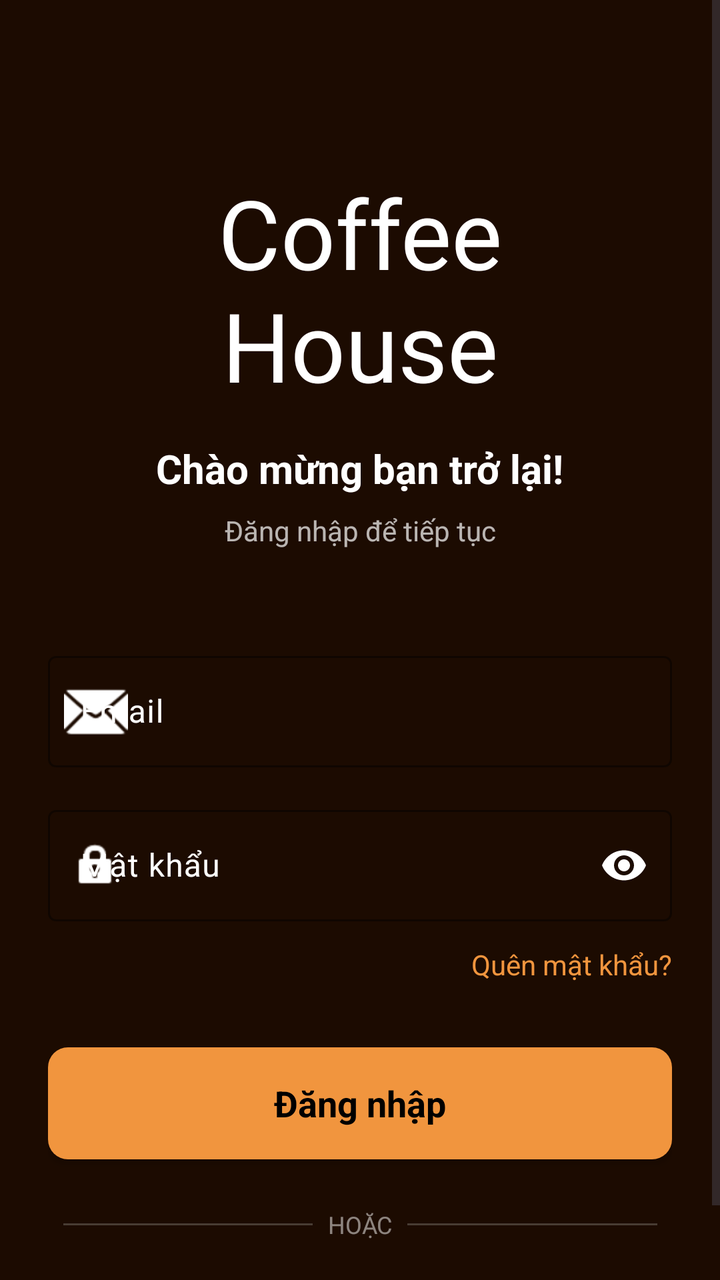
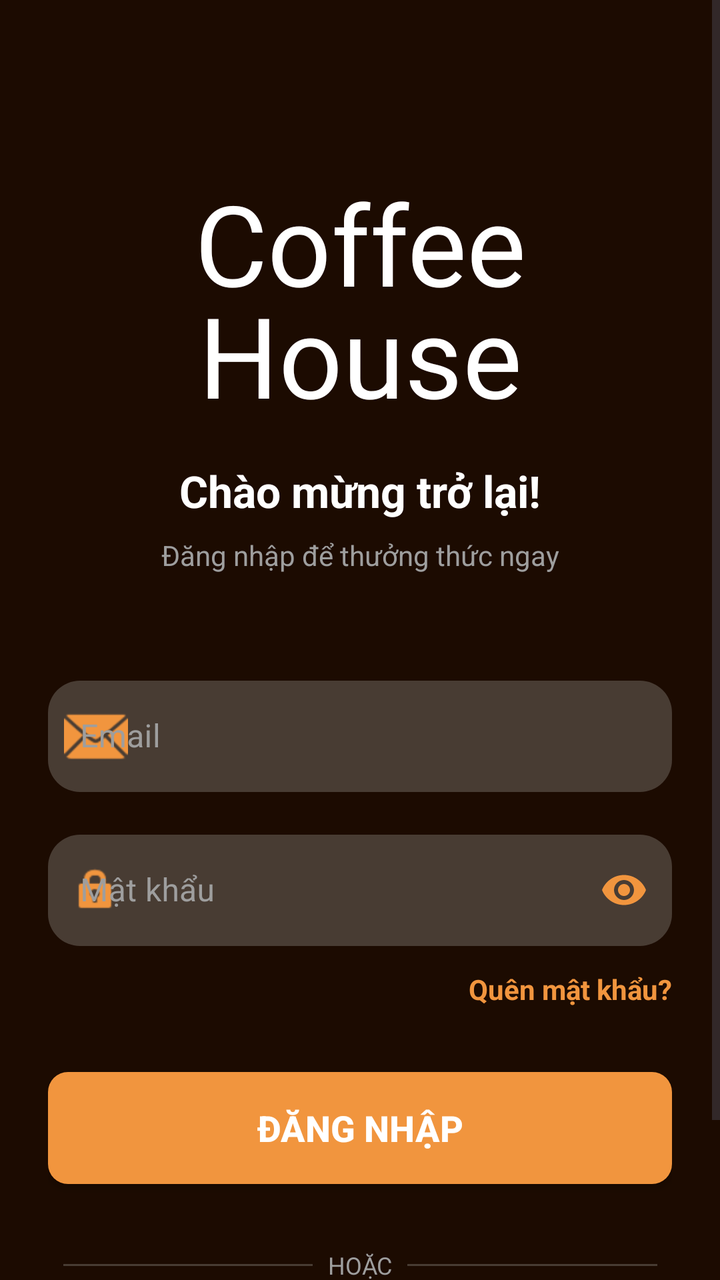

Two renders of the same Android screen: before a commit and after it. Below are the layout's source before the change and the commit's diff.
<!-- AndroidManifest.xml: application theme Theme.TTLTMobile -->
<!-- res/layout/activity_login.xml -->
<?xml version="1.0" encoding="utf-8"?>
<ScrollView xmlns:android="http://schemas.android.com/apk/res/android"
    xmlns:app="http://schemas.android.com/apk/res-auto"
    xmlns:tools="http://schemas.android.com/tools"
    android:layout_width="match_parent"
    android:layout_height="match_parent"
    android:background="@color/darkBrown"
    android:fillViewport="true"
    tools:context=".ui.auth.LoginActivity">

    <androidx.constraintlayout.widget.ConstraintLayout
        android:layout_width="match_parent"
        android:layout_height="wrap_content"
        android:padding="24dp">

        
        <TextView
            android:id="@+id/tvAppName"
            android:layout_width="wrap_content"
            android:layout_height="wrap_content"
            android:layout_marginTop="60dp"
            android:fontFamily="@font/rainbow"
            android:text="Coffee\nHouse"
            android:textAlignment="center"
            android:textColor="@color/white"
            android:textSize="48sp"
            app:layout_constraintEnd_toEndOf="parent"
            app:layout_constraintStart_toStartOf="parent"
            app:layout_constraintTop_toTopOf="parent" />

        <TextView
            android:id="@+id/tvWelcome"
            android:layout_width="wrap_content"
            android:layout_height="wrap_content"
            android:layout_marginTop="16dp"
            android:text="Chào mừng bạn trở lại!"
            android:textColor="@color/white"
            android:textSize="20sp"
            android:textStyle="bold"
            app:layout_constraintEnd_toEndOf="parent"
            app:layout_constraintStart_toStartOf="parent"
            app:layout_constraintTop_toBottomOf="@id/tvAppName" />

        <TextView
            android:id="@+id/tvSubtitle"
            android:layout_width="wrap_content"
            android:layout_height="wrap_content"
            android:layout_marginTop="8dp"
            android:text="Đăng nhập để tiếp tục"
            android:textColor="@color/white"
            android:alpha="0.7"
            android:textSize="14sp"
            app:layout_constraintEnd_toEndOf="parent"
            app:layout_constraintStart_toStartOf="parent"
            app:layout_constraintTop_toBottomOf="@id/tvWelcome" />

        
        <com.google.android.material.textfield.TextInputLayout
            android:id="@+id/tilEmail"
            style="@style/Widget.Material3.TextInputLayout.OutlinedBox"
            android:layout_width="0dp"
            android:layout_height="wrap_content"
            android:layout_marginTop="48dp"
            android:hint="Email"
            android:textColorHint="@color/white"
            app:boxStrokeColor="@color/orange"
            app:hintTextColor="@color/orange"
            app:layout_constraintEnd_toEndOf="parent"
            app:layout_constraintStart_toStartOf="parent"
            app:layout_constraintTop_toBottomOf="@id/tvSubtitle"
            app:startIconDrawable="@android:drawable/ic_dialog_email"
            app:startIconTint="@color/white">

            <com.google.android.material.textfield.TextInputEditText
                android:id="@+id/edtEmail"
                android:layout_width="match_parent"
                android:layout_height="wrap_content"
                android:inputType="textEmailAddress"
                android:textColor="@color/white"
                android:textColorHint="@color/white" />
        </com.google.android.material.textfield.TextInputLayout>

        
        <com.google.android.material.textfield.TextInputLayout
            android:id="@+id/tilPassword"
            style="@style/Widget.Material3.TextInputLayout.OutlinedBox"
            android:layout_width="0dp"
            android:layout_height="wrap_content"
            android:layout_marginTop="16dp"
            android:hint="Mật khẩu"
            android:textColorHint="@color/white"
            app:boxStrokeColor="@color/orange"
            app:endIconMode="password_toggle"
            app:endIconTint="@color/white"
            app:hintTextColor="@color/orange"
            app:layout_constraintEnd_toEndOf="parent"
            app:layout_constraintStart_toStartOf="parent"
            app:layout_constraintTop_toBottomOf="@id/tilEmail"
            app:startIconDrawable="@android:drawable/ic_lock_idle_lock"
            app:startIconTint="@color/white">

            <com.google.android.material.textfield.TextInputEditText
                android:id="@+id/edtPassword"
                android:layout_width="match_parent"
                android:layout_height="wrap_content"
                android:inputType="textPassword"
                android:textColor="@color/white"
                android:textColorHint="@color/white" />
        </com.google.android.material.textfield.TextInputLayout>

        
        <TextView
            android:id="@+id/tvForgotPassword"
            android:layout_width="wrap_content"
            android:layout_height="wrap_content"
            android:layout_marginTop="12dp"
            android:text="Quên mật khẩu?"
            android:textColor="@color/orange"
            android:textSize="14sp"
            app:layout_constraintEnd_toEndOf="@id/tilPassword"
            app:layout_constraintTop_toBottomOf="@id/tilPassword" />

        
        <androidx.appcompat.widget.AppCompatButton
            android:id="@+id/btnLogin"
            style="@android:style/Widget.Button"
            android:layout_width="0dp"
            android:layout_height="56dp"
            android:layout_marginTop="32dp"
            android:background="@drawable/orange_bg"
            android:text="Đăng nhập"
            android:textColor="@color/black"
            android:textSize="18sp"
            android:textStyle="bold"
            app:layout_constraintEnd_toEndOf="parent"
            app:layout_constraintStart_toStartOf="parent"
            app:layout_constraintTop_toBottomOf="@id/tvForgotPassword" />

        
        <View
            android:id="@+id/divider"
            android:layout_width="0dp"
            android:layout_height="1dp"
            android:layout_marginTop="32dp"
            android:background="@color/brown"
            app:layout_constraintEnd_toStartOf="@id/tvOr"
            app:layout_constraintStart_toStartOf="parent"
            app:layout_constraintTop_toBottomOf="@id/btnLogin"
            app:layout_constraintWidth_percent="0.4" />

        <TextView
            android:id="@+id/tvOr"
            android:layout_width="wrap_content"
            android:layout_height="wrap_content"
            android:layout_marginHorizontal="16dp"
            android:text="HOẶC"
            android:textColor="@color/white"
            android:alpha="0.5"
            android:textSize="12sp"
            app:layout_constraintBottom_toBottomOf="@id/divider"
            app:layout_constraintEnd_toEndOf="parent"
            app:layout_constraintStart_toStartOf="parent"
            app:layout_constraintTop_toTopOf="@id/divider" />

        <View
            android:id="@+id/divider2"
            android:layout_width="0dp"
            android:layout_height="1dp"
            android:background="@color/brown"
            app:layout_constraintBottom_toBottomOf="@id/divider"
            app:layout_constraintEnd_toEndOf="parent"
            app:layout_constraintStart_toEndOf="@id/tvOr"
            app:layout_constraintTop_toTopOf="@id/divider"
            app:layout_constraintWidth_percent="0.4" />

        
        <LinearLayout
            android:id="@+id/layoutSignUp"
            android:layout_width="wrap_content"
            android:layout_height="wrap_content"
            android:layout_marginTop="24dp"
            android:gravity="center"
            android:orientation="horizontal"
            app:layout_constraintEnd_toEndOf="parent"
            app:layout_constraintStart_toStartOf="parent"
            app:layout_constraintTop_toBottomOf="@id/divider">

            <TextView
                android:layout_width="wrap_content"
                android:layout_height="wrap_content"
                android:text="Chưa có tài khoản? "
                android:textColor="@color/white"
                android:alpha="0.7"
                android:textSize="14sp" />

            <TextView
                android:id="@+id/tvSignUp"
                android:layout_width="wrap_content"
                android:layout_height="wrap_content"
                android:text="Đăng ký ngay"
                android:textColor="@color/orange"
                android:textSize="14sp"
                android:textStyle="bold" />
        </LinearLayout>

    </androidx.constraintlayout.widget.ConstraintLayout>
</ScrollView>
<!-- resources referenced by this layout -->
<resources>
  <color name="black">#FF000000</color>
  <color name="brown">#483c33</color>
  <color name="darkBrown">#1c0b01</color>
  <color name="orange">#f1953e</color>
  <color name="white">#FFFFFFFF</color>
  <!-- drawable orange_bg (drawable) -->
  <?xml version="1.0" encoding="utf-8"?>
  <selector xmlns:android="http://schemas.android.com/apk/res/android">
  <item>
      <shape android:shape="rectangle">
          <solid android:color="@color/orange"/>
          <corners android:radius="10dp"/>
      </shape>
  </item>
  </selector>
  <style name="Theme.TTLTMobile" parent="Base.Theme.TTLTMobile" />
  <style name="Base.Theme.TTLTMobile" parent="Theme.Material3.DayNight.NoActionBar">
          
          
      </style>
</resources>

<!-- the commit's change to res/layout/activity_login.xml (unified diff, before → after) -->
@@ -1,207 +1,211 @@
 <?xml version="1.0" encoding="utf-8"?>
-<ScrollView xmlns:android="http://schemas.android.com/apk/res/android"
+<androidx.constraintlayout.widget.ConstraintLayout xmlns:android="http://schemas.android.com/apk/res/android"
     xmlns:app="http://schemas.android.com/apk/res-auto"
     xmlns:tools="http://schemas.android.com/tools"
     android:layout_width="match_parent"
     android:layout_height="match_parent"
     android:background="@color/darkBrown"
-    android:fillViewport="true"
+    android:fitsSystemWindows="true"
     tools:context=".ui.auth.LoginActivity">
 
-    <androidx.constraintlayout.widget.ConstraintLayout
+    <ScrollView
         android:layout_width="match_parent"
-        android:layout_height="wrap_content"
-        android:padding="24dp">
-
-        
-        <TextView
-            android:id="@+id/tvAppName"
-            android:layout_width="wrap_content"
+        android:layout_height="match_parent"
+        android:fillViewport="true">
+
+        <androidx.constraintlayout.widget.ConstraintLayout
+            android:layout_width="match_parent"
             android:layout_height="wrap_content"
-            android:layout_marginTop="60dp"
-            android:fontFamily="@font/rainbow"
-            android:text="Coffee\nHouse"
-            android:textAlignment="center"
-            android:textColor="@color/white"
-            android:textSize="48sp"
-            app:layout_constraintEnd_toEndOf="parent"
-            app:layout_constraintStart_toStartOf="parent"
-            app:layout_constraintTop_toTopOf="parent" />
-
-        <TextView
-            android:id="@+id/tvWelcome"
-            android:layout_width="wrap_content"
-            android:layout_height="wrap_content"
-            android:layout_marginTop="16dp"
-            android:text="Chào mừng bạn trở lại!"
-            android:textColor="@color/white"
-            android:textSize="20sp"
-            android:textStyle="bold"
-            app:layout_constraintEnd_toEndOf="parent"
-            app:layout_constraintStart_toStartOf="parent"
-            app:layout_constraintTop_toBottomOf="@id/tvAppName" />
-
-        <TextView
-            android:id="@+id/tvSubtitle"
-            android:layout_width="wrap_content"
-            android:layout_height="wrap_content"
-            android:layout_marginTop="8dp"
-            android:text="Đăng nhập để tiếp tục"
-            android:textColor="@color/white"
-            android:alpha="0.7"
-            android:textSize="14sp"
-            app:layout_constraintEnd_toEndOf="parent"
-            app:layout_constraintStart_toStartOf="parent"
-            app:layout_constraintTop_toBottomOf="@id/tvWelcome" />
-
-        
-        <com.google.android.material.textfield.TextInputLayout
-            android:id="@+id/tilEmail"
-            style="@style/Widget.Material3.TextInputLayout.OutlinedBox"
-            android:layout_width="0dp"
-            android:layout_height="wrap_content"
-            android:layout_marginTop="48dp"
-            android:hint="Email"
-            android:textColorHint="@color/white"
-            app:boxStrokeColor="@color/orange"
-            app:hintTextColor="@color/orange"
-            app:layout_constraintEnd_toEndOf="parent"
-            app:layout_constraintStart_toStartOf="parent"
-            app:layout_constraintTop_toBottomOf="@id/tvSubtitle"
-            app:startIconDrawable="@android:drawable/ic_dialog_email"
-            app:startIconTint="@color/white">
-
-            <com.google.android.material.textfield.TextInputEditText
-                android:id="@+id/edtEmail"
+            android:padding="24dp">
+
+            <TextView
+                android:id="@+id/tvAppName"
+                android:layout_width="wrap_content"
+                android:layout_height="wrap_content"
+                android:layout_marginTop="60dp"
+                android:fontFamily="@font/rainbow"
+                android:text="Coffee\nHouse"
+                android:textAlignment="center"
+                android:textColor="@color/white"
+                android:textSize="56sp"
+                android:lineSpacingExtra="-10dp"
+                app:layout_constraintEnd_toEndOf="parent"
+                app:layout_constraintStart_toStartOf="parent"
+                app:layout_constraintTop_toTopOf="parent" />
+
+            <TextView
+                android:id="@+id/tvWelcome"
+                android:layout_width="wrap_content"
+                android:layout_height="wrap_content"
+                android:layout_marginTop="16dp"
+                android:text="Chào mừng trở lại!"
+                android:textColor="@color/white"
+                android:textSize="22sp"
+                android:textStyle="bold"
+                app:layout_constraintEnd_toEndOf="parent"
+                app:layout_constraintStart_toStartOf="parent"
+                app:layout_constraintTop_toBottomOf="@id/tvAppName" />
+
+            <TextView
+                android:id="@+id/tvSubtitle"
+                android:layout_width="wrap_content"
+                android:layout_height="wrap_content"
+                android:layout_marginTop="8dp"
+                android:text="Đăng nhập để thưởng thức ngay"
+                android:textColor="@color/grey"
+                android:textSize="14sp"
+                app:layout_constraintEnd_toEndOf="parent"
+                app:layout_constraintStart_toStartOf="parent"
+                app:layout_constraintTop_toBottomOf="@id/tvWelcome" />
+
+            <com.google.android.material.textfield.TextInputLayout
+                android:id="@+id/tilEmail"
+                style="@style/Widget.MaterialComponents.TextInputLayout.OutlinedBox"
                 android:layout_width="match_parent"
                 android:layout_height="wrap_content"
-                android:inputType="textEmailAddress"
-                android:textColor="@color/white"
-                android:textColorHint="@color/white" />
-        </com.google.android.material.textfield.TextInputLayout>
-
-        
-        <com.google.android.material.textfield.TextInputLayout
-            android:id="@+id/tilPassword"
-            style="@style/Widget.Material3.TextInputLayout.OutlinedBox"
-            android:layout_width="0dp"
-            android:layout_height="wrap_content"
-            android:layout_marginTop="16dp"
-            android:hint="Mật khẩu"
-            android:textColorHint="@color/white"
-            app:boxStrokeColor="@color/orange"
-            app:endIconMode="password_toggle"
-            app:endIconTint="@color/white"
-            app:hintTextColor="@color/orange"
-            app:layout_constraintEnd_toEndOf="parent"
-            app:layout_constraintStart_toStartOf="parent"
-            app:layout_constraintTop_toBottomOf="@id/tilEmail"
-            app:startIconDrawable="@android:drawable/ic_lock_idle_lock"
-            app:startIconTint="@color/white">
-
-            <com.google.android.material.textfield.TextInputEditText
-                android:id="@+id/edtPassword"
+                android:layout_marginTop="48dp"
+                android:hint="Email"
+                android:textColorHint="@color/grey"
+                app:boxBackgroundColor="@color/brown"
+                app:boxCornerRadiusBottomEnd="16dp"
+                app:boxCornerRadiusBottomStart="16dp"
+                app:boxCornerRadiusTopEnd="16dp"
+                app:boxCornerRadiusTopStart="16dp"
+                app:boxStrokeColor="@color/orange"
+                app:boxStrokeWidth="0dp"
+                app:hintTextColor="@color/orange"
+                app:startIconDrawable="@android:drawable/ic_dialog_email"
+                app:startIconTint="@color/orange"
+                app:layout_constraintTop_toBottomOf="@id/tvSubtitle">
+
+                <com.google.android.material.textfield.TextInputEditText
+                    android:id="@+id/edtEmail"
+                    android:layout_width="match_parent"
+                    android:layout_height="wrap_content"
+                    android:inputType="textEmailAddress"
+                    android:textColor="@color/white" />
+            </com.google.android.material.textfield.TextInputLayout>
+
+            <com.google.android.material.textfield.TextInputLayout
+                android:id="@+id/tilPassword"
+                style="@style/Widget.MaterialComponents.TextInputLayout.OutlinedBox"
                 android:layout_width="match_parent"
                 android:layout_height="wrap_content"
-                android:inputType="textPassword"
-                android:textColor="@color/white"
-                android:textColorHint="@color/white" />
-        </com.google.android.material.textfield.TextInputLayout>
-
-        
-        <TextView
-            android:id="@+id/tvForgotPassword"
-            android:layout_width="wrap_content"
-            android:layout_height="wrap_content"
-            android:layout_marginTop="12dp"
-            android:text="Quên mật khẩu?"
-            android:textColor="@color/orange"
-            android:textSize="14sp"
-            app:layout_constraintEnd_toEndOf="@id/tilPassword"
-            app:layout_constraintTop_toBottomOf="@id/tilPassword" />
-
-        
-        <androidx.appcompat.widget.AppCompatButton
-            android:id="@+id/btnLogin"
-            style="@android:style/Widget.Button"
-            android:layout_width="0dp"
-            android:layout_height="56dp"
-            android:layout_marginTop="32dp"
-            android:background="@drawable/orange_bg"
-            android:text="Đăng nhập"
-            android:textColor="@color/black"
-            android:textSize="18sp"
-            android:textStyle="bold"
-            app:layout_constraintEnd_toEndOf="parent"
-            app:layout_constraintStart_toStartOf="parent"
-            app:layout_constraintTop_toBottomOf="@id/tvForgotPassword" />
-
-        
-        <View
-            android:id="@+id/divider"
-            android:layout_width="0dp"
-            android:layout_height="1dp"
-            android:layout_marginTop="32dp"
-            android:background="@color/brown"
-            app:layout_constraintEnd_toStartOf="@id/tvOr"
-            app:layout_constraintStart_toStartOf="parent"
-            app:layout_constraintTop_toBottomOf="@id/btnLogin"
-            app:layout_constraintWidth_percent="0.4" />
-
-        <TextView
-            android:id="@+id/tvOr"
-            android:layout_width="wrap_content"
-            android:layout_height="wrap_content"
-            android:layout_marginHorizontal="16dp"
-            android:text="HOẶC"
-            android:textColor="@color/white"
-            android:alpha="0.5"
-            android:textSize="12sp"
-            app:layout_constraintBottom_toBottomOf="@id/divider"
-            app:layout_constraintEnd_toEndOf="parent"
-            app:layout_constraintStart_toStartOf="parent"
-            app:layout_constraintTop_toTopOf="@id/divider" />
-
-        <View
-            android:id="@+id/divider2"
-            android:layout_width="0dp"
-            android:layout_height="1dp"
-            android:background="@color/brown"
-            app:layout_constraintBottom_toBottomOf="@id/divider"
-            app:layout_constraintEnd_toEndOf="parent"
-            app:layout_constraintStart_toEndOf="@id/tvOr"
-            app:layout_constraintTop_toTopOf="@id/divider"
-            app:layout_constraintWidth_percent="0.4" />
-
-        
-        <LinearLayout
-            android:id="@+id/layoutSignUp"
-            android:layout_width="wrap_content"
-            android:layout_height="wrap_content"
-            android:layout_marginTop="24dp"
-            android:gravity="center"
-            android:orientation="horizontal"
-            app:layout_constraintEnd_toEndOf="parent"
-            app:layout_constraintStart_toStartOf="parent"
-            app:layout_constraintTop_toBottomOf="@id/divider">
-
-            <TextView
-                android:layout_width="wrap_content"
-                android:layout_height="wrap_content"
-                android:text="Chưa có tài khoản? "
-                android:textColor="@color/white"
-                android:alpha="0.7"
-                android:textSize="14sp" />
-
-            <TextView
-                android:id="@+id/tvSignUp"
-                android:layout_width="wrap_content"
-                android:layout_height="wrap_content"
-                android:text="Đăng ký ngay"
+                android:layout_marginTop="16dp"
+                android:hint="Mật khẩu"
+                android:textColorHint="@color/grey"
+                app:boxBackgroundColor="@color/brown"
+                app:boxCornerRadiusBottomEnd="16dp"
+                app:boxCornerRadiusBottomStart="16dp"
+                app:boxCornerRadiusTopEnd="16dp"
+                app:boxCornerRadiusTopStart="16dp"
+                app:boxStrokeColor="@color/orange"
+                app:boxStrokeWidth="0dp"
+                app:endIconMode="password_toggle"
+                app:endIconTint="@color/orange"
+                app:hintTextColor="@color/orange"
+                app:startIconDrawable="@android:drawable/ic_lock_idle_lock"
+                app:startIconTint="@color/orange"
+                app:layout_constraintTop_toBottomOf="@id/tilEmail">
+
+                <com.google.android.material.textfield.TextInputEditText
+                    android:id="@+id/edtPassword"
+                    android:layout_width="match_parent"
+                    android:layout_height="wrap_content"
+                    android:inputType="textPassword"
+                    android:textColor="@color/white" />
+            </com.google.android.material.textfield.TextInputLayout>
+
+            <TextView
+                android:id="@+id/tvForgotPassword"
+                android:layout_width="wrap_content"
+                android:layout_height="wrap_content"
+                android:layout_marginTop="12dp"
+                android:text="Quên mật khẩu?"
                 android:textColor="@color/orange"
                 android:textSize="14sp"
-                android:textStyle="bold" />
-        </LinearLayout>
-
-    </androidx.constraintlayout.widget.ConstraintLayout>
-</ScrollView>
+                android:textStyle="bold"
+                app:layout_constraintEnd_toEndOf="@id/tilPassword"
+                app:layout_constraintTop_toBottomOf="@id/tilPassword" />
+
+            <androidx.appcompat.widget.AppCompatButton
+                android:id="@+id/btnLogin"
+                android:layout_width="match_parent"
+                android:layout_height="56dp"
+                android:layout_marginTop="32dp"
+                android:background="@drawable/orange_bg"
+                android:text="Đăng nhập"
+                android:textColor="@color/white"
+                android:textSize="18sp"
+                android:textStyle="bold"
+                app:layout_constraintTop_toBottomOf="@id/tvForgotPassword" />
+
+            <View
+                android:id="@+id/divider"
+                android:layout_width="0dp"
+                android:layout_height="1dp"
+                android:layout_marginTop="40dp"
+                android:background="@color/brown"
+                app:layout_constraintEnd_toStartOf="@id/tvOr"
+                app:layout_constraintStart_toStartOf="parent"
+                app:layout_constraintTop_toBottomOf="@id/btnLogin"
+                app:layout_constraintWidth_percent="0.4" />
+
+            <TextView
+                android:id="@+id/tvOr"
+                android:layout_width="wrap_content"
+                android:layout_height="wrap_content"
+                android:layout_marginHorizontal="16dp"
+                android:text="HOẶC"
+                android:textColor="@color/grey"
+                android:textSize="12sp"
+                app:layout_constraintBottom_toBottomOf="@id/divider"
+                app:layout_constraintEnd_toEndOf="parent"
+                app:layout_constraintStart_toStartOf="parent"
+                app:layout_constraintTop_toTopOf="@id/divider" />
+
+            <View
+                android:id="@+id/divider2"
+                android:layout_width="0dp"
+                android:layout_height="1dp"
+                android:background="@color/brown"
+                app:layout_constraintBottom_toBottomOf="@id/divider"
+                app:layout_constraintEnd_toEndOf="parent"
+                app:layout_constraintStart_toEndOf="@id/tvOr"
+                app:layout_constraintTop_toTopOf="@id/divider"
+                app:layout_constraintWidth_percent="0.4" />
+
+            <LinearLayout
+                android:id="@+id/layoutSignUp"
+                android:layout_width="wrap_content"
+                android:layout_height="wrap_content"
+                android:layout_marginTop="24dp"
+                android:layout_marginBottom="30dp"
+                android:gravity="center"
+                android:orientation="horizontal"
+                app:layout_constraintBottom_toBottomOf="parent"
+                app:layout_constraintEnd_toEndOf="parent"
+                app:layout_constraintStart_toStartOf="parent"
+                app:layout_constraintTop_toBottomOf="@id/divider">
+
+                <TextView
+                    android:layout_width="wrap_content"
+                    android:layout_height="wrap_content"
+                    android:text="Chưa có tài khoản? "
+                    android:textColor="@color/white"
+                    android:textSize="15sp" />
+
+                <TextView
+                    android:id="@+id/tvSignUp"
+                    android:layout_width="wrap_content"
+                    android:layout_height="wrap_content"
+                    android:layout_marginStart="4dp"
+                    android:text="Đăng ký ngay"
+                    android:textColor="@color/orange"
+                    android:textSize="15sp"
+                    android:textStyle="bold" />
+            </LinearLayout>
+
+        </androidx.constraintlayout.widget.ConstraintLayout>
+    </ScrollView>
+</androidx.constraintlayout.widget.ConstraintLayout>
<!-- resource entries referenced after the edit -->
@@ -1,8 +1,8 @@
 <!-- resources referenced by this layout -->
 <resources>
-  <color name="black">#FF000000</color>
   <color name="brown">#483c33</color>
   <color name="darkBrown">#1c0b01</color>
+  <color name="grey">#9E9E9E</color>
   <color name="orange">#f1953e</color>
   <color name="white">#FFFFFFFF</color>
   <!-- drawable orange_bg (drawable) -->
